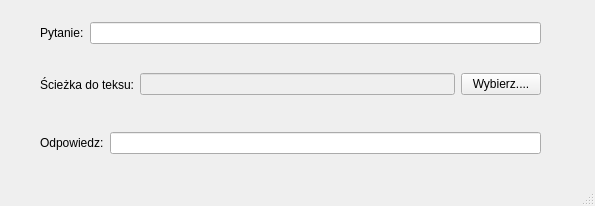
Before: the Qt Designer form GUI/MainWindow.ui in Nozdi/AssassinsFinder, drawn with Qt 5.
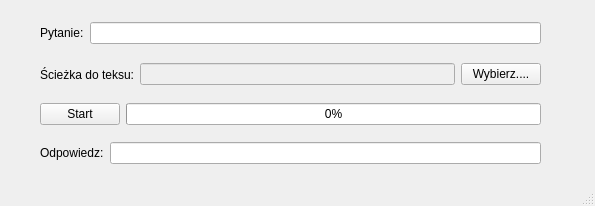
After: the same form once the commit is applied.

Commit message: Start button, progress bar

```diff
--- a/GUI/MainWindow.ui
+++ b/GUI/MainWindow.ui
@@ -30,7 +30,7 @@
     <property name="geometry">
      <rect>
       <x>40</x>
-      <y>70</y>
+      <y>60</y>
       <width>501</width>
       <height>29</height>
      </rect>
@@ -66,7 +66,7 @@
     <property name="geometry">
      <rect>
       <x>40</x>
-      <y>130</y>
+      <y>140</y>
       <width>501</width>
       <height>26</height>
      </rect>
@@ -113,6 +113,32 @@
      </item>
     </layout>
    </widget>
+   <widget class="QWidget" name="layoutWidget">
+    <property name="geometry">
+     <rect>
+      <x>40</x>
+      <y>100</y>
+      <width>501</width>
+      <height>29</height>
+     </rect>
+    </property>
+    <layout class="QHBoxLayout" name="horizontalLayout_6">
+     <item>
+      <widget class="QPushButton" name="StartButton">
+       <property name="text">
+        <string>Start</string>
+       </property>
+      </widget>
+     </item>
+     <item>
+      <widget class="QProgressBar" name="progressBar">
+       <property name="value">
+        <number>0</number>
+       </property>
+      </widget>
+     </item>
+    </layout>
+   </widget>
   </widget>
   <widget class="QStatusBar" name="statusbar"/>
  </widget>
```
The commit also changes 2 other files.
